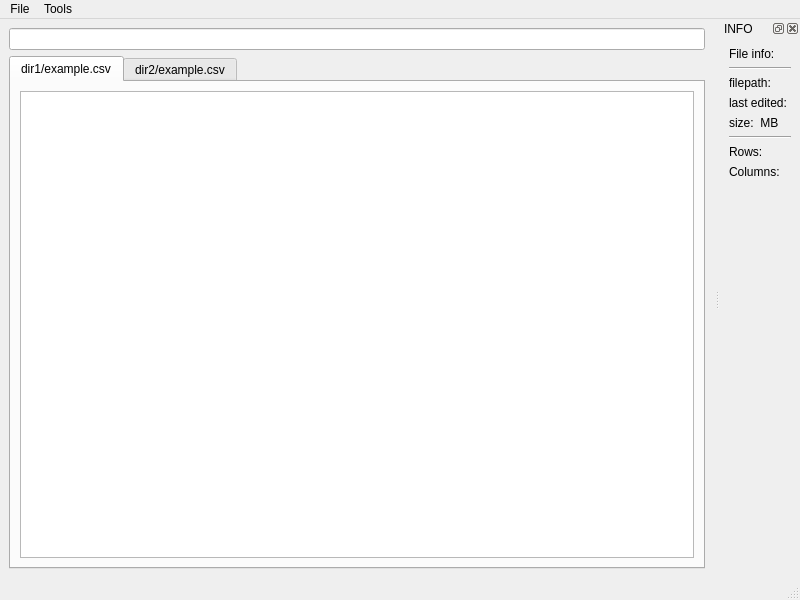
Old version of the form assets/uis/main_window.ui in the repository m4reQ/data-visualizer.
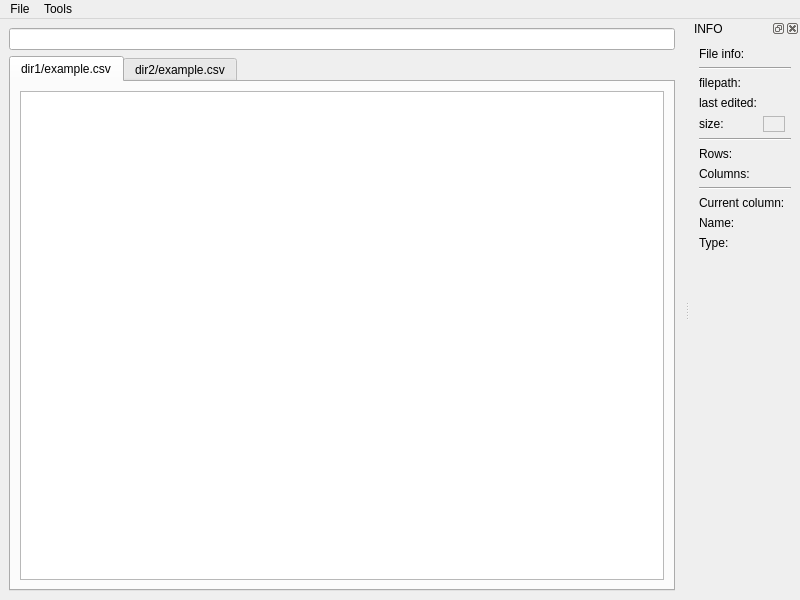
New version of the form.

Commit message: Rename functional widgets Split file size info and size unit to separate labels Add current column name and type info labels

What changed in the file:
```diff
--- a/assets/uis/main_window.ui
+++ b/assets/uis/main_window.ui
@@ -71,8 +71,7 @@
    <addaction name="menuFile"/>
    <addaction name="menuTools"/>
   </widget>
-  <widget class="QStatusBar" name="statusbar"/>
-  <widget class="QDockWidget" name="dockWidget">
+  <widget class="QDockWidget" name="info_dock">
    <property name="floating">
     <bool>true</bool>
    </property>
@@ -84,42 +83,27 @@
    </attribute>
    <widget class="QWidget" name="dockWidgetContents">
     <layout class="QGridLayout" name="gridLayout_3">
-     <item row="2" column="0">
-      <widget class="QLabel" name="label_2">
-       <property name="text">
-        <string>filepath: &lt;filepath&gt;</string>
+     <item row="10" column="0" colspan="3">
+      <widget class="QLabel" name="_unused5">
+       <property name="sizePolicy">
+        <sizepolicy hsizetype="Maximum" vsizetype="Preferred">
+         <horstretch>0</horstretch>
+         <verstretch>0</verstretch>
+        </sizepolicy>
        </property>
-      </widget>
-     </item>
-     <item row="5" column="0">
-      <widget class="Line" name="line">
-       <property name="orientation">
-        <enum>Qt::Horizontal</enum>
-       </property>
-      </widget>
-     </item>
-     <item row="3" column="0">
-      <widget class="QLabel" name="label_3">
        <property name="text">
-        <string>last edited: &lt;last_edited&gt;</string>
+        <string>Current column:</string>
        </property>
       </widget>
      </item>
-     <item row="8" column="0">
-      <spacer name="verticalSpacer">
-       <property name="orientation">
-        <enum>Qt::Vertical</enum>
+     <item row="0" column="0" colspan="2">
+      <widget class="QLabel" name="_unused1">
+       <property name="sizePolicy">
+        <sizepolicy hsizetype="Maximum" vsizetype="Preferred">
+         <horstretch>0</horstretch>
+         <verstretch>0</verstretch>
+        </sizepolicy>
        </property>
-       <property name="sizeHint" stdset="0">
-        <size>
-         <width>20</width>
-         <height>40</height>
-        </size>
-       </property>
-      </spacer>
-     </item>
-     <item row="0" column="0">
-      <widget class="QLabel" name="label">
        <property name="font">
         <font>
          <pointsize>9</pointsize>
@@ -132,34 +116,259 @@
        </property>
       </widget>
      </item>
-     <item row="6" column="0">
-      <widget class="QLabel" name="label_6">
-       <property name="text">
-        <string>Rows: &lt;rows&gt;</string>
-       </property>
-      </widget>
-     </item>
-     <item row="4" column="0">
-      <widget class="QLabel" name="label_4">
-       <property name="text">
-        <string>size: &lt;size&gt; MB</string>
+     <item row="6" column="0" colspan="3">
+      <widget class="Line" name="_unused10">
+       <property name="orientation">
+        <enum>Qt::Horizontal</enum>
        </property>
       </widget>
      </item>
      <item row="7" column="0">
-      <widget class="QLabel" name="label_7">
+      <widget class="QLabel" name="_unused6">
+       <property name="sizePolicy">
+        <sizepolicy hsizetype="Maximum" vsizetype="Preferred">
+         <horstretch>0</horstretch>
+         <verstretch>0</verstretch>
+        </sizepolicy>
+       </property>
        <property name="text">
-        <string>Columns: &lt;columns&gt;</string>
+        <string>Rows:</string>
        </property>
       </widget>
      </item>
-     <item row="1" column="0">
-      <widget class="Line" name="line_2">
+     <item row="8" column="0">
+      <widget class="QLabel" name="_unused7">
+       <property name="sizePolicy">
+        <sizepolicy hsizetype="Maximum" vsizetype="Preferred">
+         <horstretch>0</horstretch>
+         <verstretch>0</verstretch>
+        </sizepolicy>
+       </property>
+       <property name="text">
+        <string>Columns:</string>
+       </property>
+      </widget>
+     </item>
+     <item row="1" column="0" colspan="3">
+      <widget class="Line" name="_unused11">
        <property name="orientation">
         <enum>Qt::Horizontal</enum>
        </property>
       </widget>
      </item>
+     <item row="3" column="0">
+      <widget class="QLabel" name="_unused3">
+       <property name="sizePolicy">
+        <sizepolicy hsizetype="Maximum" vsizetype="Preferred">
+         <horstretch>0</horstretch>
+         <verstretch>0</verstretch>
+        </sizepolicy>
+       </property>
+       <property name="text">
+        <string>last edited:</string>
+       </property>
+      </widget>
+     </item>
+     <item row="5" column="0">
+      <widget class="QLabel" name="_unused4">
+       <property name="sizePolicy">
+        <sizepolicy hsizetype="Maximum" vsizetype="Preferred">
+         <horstretch>0</horstretch>
+         <verstretch>0</verstretch>
+        </sizepolicy>
+       </property>
+       <property name="text">
+        <string>size:</string>
+       </property>
+      </widget>
+     </item>
+     <item row="2" column="0">
+      <widget class="QLabel" name="_unused2">
+       <property name="sizePolicy">
+        <sizepolicy hsizetype="Maximum" vsizetype="Preferred">
+         <horstretch>0</horstretch>
+         <verstretch>0</verstretch>
+        </sizepolicy>
+       </property>
+       <property name="text">
+        <string>filepath:</string>
+       </property>
+      </widget>
+     </item>
+     <item row="9" column="0" colspan="3">
+      <widget class="Line" name="_unused12">
+       <property name="orientation">
+        <enum>Qt::Horizontal</enum>
+       </property>
+      </widget>
+     </item>
+     <item row="12" column="0">
+      <widget class="QLabel" name="_unused9">
+       <property name="sizePolicy">
+        <sizepolicy hsizetype="Maximum" vsizetype="Preferred">
+         <horstretch>0</horstretch>
+         <verstretch>0</verstretch>
+        </sizepolicy>
+       </property>
+       <property name="text">
+        <string>Type:</string>
+       </property>
+      </widget>
+     </item>
+     <item row="11" column="0">
+      <widget class="QLabel" name="_unused8">
+       <property name="sizePolicy">
+        <sizepolicy hsizetype="Maximum" vsizetype="Preferred">
+         <horstretch>0</horstretch>
+         <verstretch>0</verstretch>
+        </sizepolicy>
+       </property>
+       <property name="text">
+        <string>Name:</string>
+       </property>
+      </widget>
+     </item>
+     <item row="2" column="1">
+      <widget class="QLabel" name="current_filepath">
+       <property name="sizePolicy">
+        <sizepolicy hsizetype="Maximum" vsizetype="Preferred">
+         <horstretch>0</horstretch>
+         <verstretch>0</verstretch>
+        </sizepolicy>
+       </property>
+       <property name="text">
+        <string>&lt;filepath&gt;</string>
+       </property>
+      </widget>
+     </item>
+     <item row="3" column="1">
+      <widget class="QLabel" name="current_last_edited">
+       <property name="sizePolicy">
+        <sizepolicy hsizetype="Maximum" vsizetype="Preferred">
+         <horstretch>0</horstretch>
+         <verstretch>0</verstretch>
+        </sizepolicy>
+       </property>
+       <property name="text">
+        <string>&lt;last_edited&gt;</string>
+       </property>
+      </widget>
+     </item>
+     <item row="12" column="1" colspan="2">
+      <widget class="QLabel" name="current_col_type">
+       <property name="sizePolicy">
+        <sizepolicy hsizetype="Maximum" vsizetype="Preferred">
+         <horstretch>0</horstretch>
+         <verstretch>0</verstretch>
+        </sizepolicy>
+       </property>
+       <property name="text">
+        <string>&lt;col_type&gt;</string>
+       </property>
+      </widget>
+     </item>
+     <item row="8" column="1" colspan="2">
+      <widget class="QLabel" name="current_columns">
+       <property name="sizePolicy">
+        <sizepolicy hsizetype="Maximum" vsizetype="Preferred">
+         <horstretch>0</horstretch>
+         <verstretch>0</verstretch>
+        </sizepolicy>
+       </property>
+       <property name="text">
+        <string>&lt;columns&gt;</string>
+       </property>
+      </widget>
+     </item>
+     <item row="11" column="1" colspan="2">
+      <widget class="QLabel" name="current_col_name">
+       <property name="sizePolicy">
+        <sizepolicy hsizetype="Maximum" vsizetype="Preferred">
+         <horstretch>0</horstretch>
+         <verstretch>0</verstretch>
+        </sizepolicy>
+       </property>
+       <property name="text">
+        <string>&lt;col_name&gt;</string>
+       </property>
+      </widget>
+     </item>
+     <item row="7" column="1" colspan="2">
+      <widget class="QLabel" name="current_rows">
+       <property name="sizePolicy">
+        <sizepolicy hsizetype="Maximum" vsizetype="Preferred">
+         <horstretch>0</horstretch>
+         <verstretch>0</verstretch>
+        </sizepolicy>
+       </property>
+       <property name="text">
+        <string>&lt;rows&gt;</string>
+       </property>
+      </widget>
+     </item>
+     <item row="5" column="1">
+      <widget class="QFrame" name="_unused14">
+       <property name="frameShape">
+        <enum>QFrame::StyledPanel</enum>
+       </property>
+       <property name="frameShadow">
+        <enum>QFrame::Raised</enum>
+       </property>
+       <layout class="QHBoxLayout" name="horizontalLayout">
+        <property name="leftMargin">
+         <number>0</number>
+        </property>
+        <property name="topMargin">
+         <number>0</number>
+        </property>
+        <property name="rightMargin">
+         <number>0</number>
+        </property>
+        <property name="bottomMargin">
+         <number>0</number>
+        </property>
+        <item>
+         <widget class="QLabel" name="size">
+          <property name="sizePolicy">
+           <sizepolicy hsizetype="Maximum" vsizetype="Preferred">
+            <horstretch>0</horstretch>
+            <verstretch>0</verstretch>
+           </sizepolicy>
+          </property>
+          <property name="text">
+           <string>&lt;size&gt;</string>
+          </property>
+         </widget>
+        </item>
+        <item>
+         <widget class="QLabel" name="size_unit">
+          <property name="sizePolicy">
+           <sizepolicy hsizetype="Maximum" vsizetype="Preferred">
+            <horstretch>0</horstretch>
+            <verstretch>0</verstretch>
+           </sizepolicy>
+          </property>
+          <property name="text">
+           <string>&lt;size_unit&gt;</string>
+          </property>
+         </widget>
+        </item>
+       </layout>
+      </widget>
+     </item>
+     <item row="13" column="0" colspan="2">
+      <spacer name="_unused13">
+       <property name="orientation">
+        <enum>Qt::Vertical</enum>
+       </property>
+       <property name="sizeHint" stdset="0">
+        <size>
+         <width>20</width>
+         <height>40</height>
+        </size>
+       </property>
+      </spacer>
+     </item>
     </layout>
    </widget>
   </widget>
```
Left out of the diff: 26 changed lines with no effect on the pictures.
